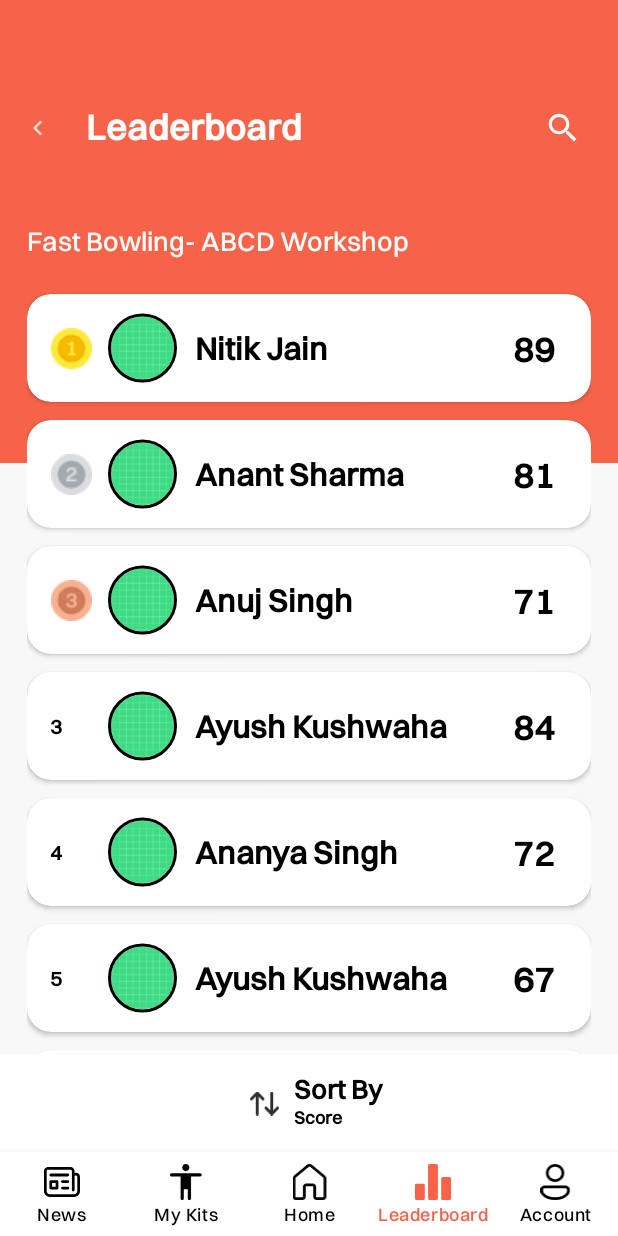
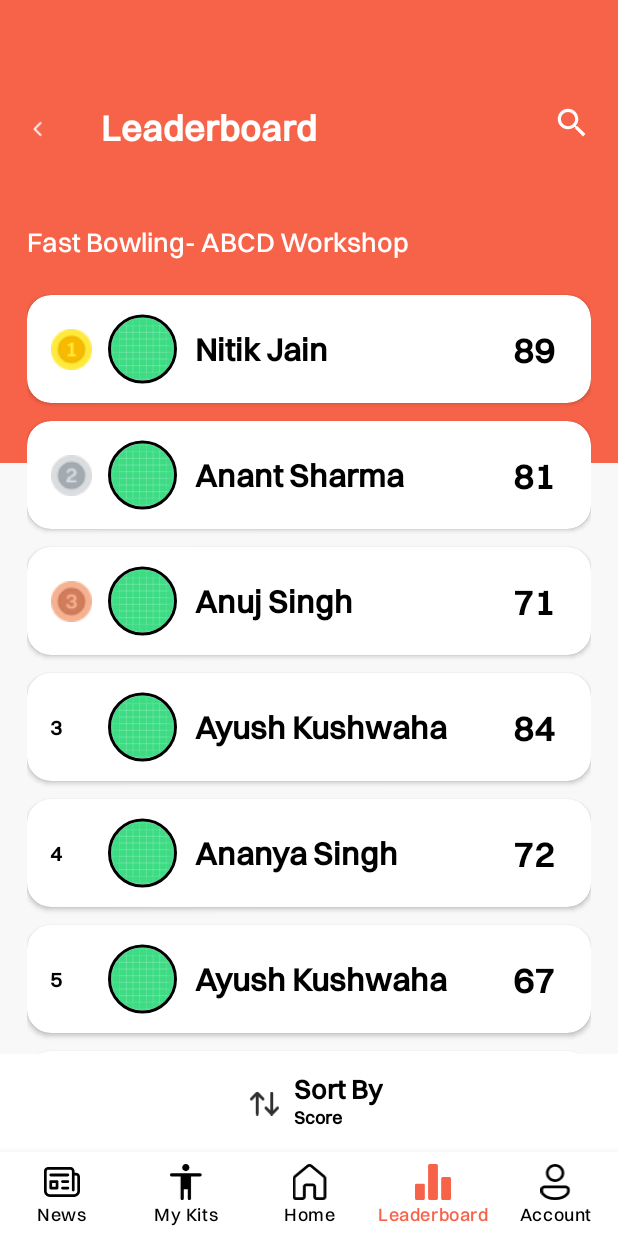
Before and after one commit to kartikey321/tweek-labs-task, an Android app: the screen it shows after launch (MainActivity), on a phone screen of 412 x 824 dp. Run offline under Robolectric (Android 15) with nearby library versions, the phone set to English and light mode, and no system bars; our stand-ins replace CircleImageView, navigation-ui.

Commit message:
app completed

```diff
--- a/app/src/main/res/layout/fragment_leaderboard.xml
+++ b/app/src/main/res/layout/fragment_leaderboard.xml
@@ -64,7 +64,7 @@
         app:layout_constraintStart_toStartOf="parent"
         app:layout_constraintTop_toTopOf="parent">
 
-        <LinearLayout
+        <androidx.constraintlayout.widget.ConstraintLayout
             android:layout_width="match_parent"
             android:layout_height="wrap_content"
 
@@ -73,31 +73,42 @@
             android:orientation="horizontal">
 
             <ImageView
+                android:id="@+id/imageView"
                 android:layout_width="20dp"
                 android:layout_height="20dp"
                 android:layout_gravity="center_vertical"
-                android:src="@drawable/ic_back_arrow_foreground" />
+                android:src="@drawable/ic_back_arrow_foreground"
+                app:layout_constraintBottom_toBottomOf="parent"
+                app:layout_constraintStart_toStartOf="parent"
+                app:layout_constraintTop_toTopOf="parent" />
 
             <TextView
                 android:layout_width="150dp"
                 android:layout_height="32dp"
                 android:layout_gravity="center_vertical"
-                android:layout_marginLeft="19dp"
-                android:textStyle="bold"
+                android:layout_marginStart="49dp"
                 android:text="Leaderboard"
                 android:textColor="@color/white"
-                android:textSize="24sp" />
+                android:textSize="24sp"
+                android:textStyle="bold"
+                app:layout_constraintBottom_toBottomOf="parent"
+                app:layout_constraintStart_toStartOf="parent"
+                app:layout_constraintTop_toTopOf="parent" />
 
             <ImageView
+                android:id="@+id/search"
+                android:layout_width="25dp"
+
+                android:layout_height="25dp"
+                android:layout_gravity=""
+                android:layout_marginBottom="7dp"
+
                 android:clickable="true"
-                android:id="@+id/search"
-
-                android:layout_width="25dp"
-                android:layout_height="25dp"
-                android:layout_gravity="center_vertical"
-                android:layout_marginLeft="155dp"
-                android:src="@drawable/ic_search" />
-        </LinearLayout>
+                android:src="@drawable/ic_search"
+                app:layout_constraintBottom_toBottomOf="parent"
+                app:layout_constraintEnd_toEndOf="parent"
+                app:layout_constraintTop_toTopOf="parent" />
+        </androidx.constraintlayout.widget.ConstraintLayout>
 
         <TextView
             android:layout_width="wrap_content"
```
